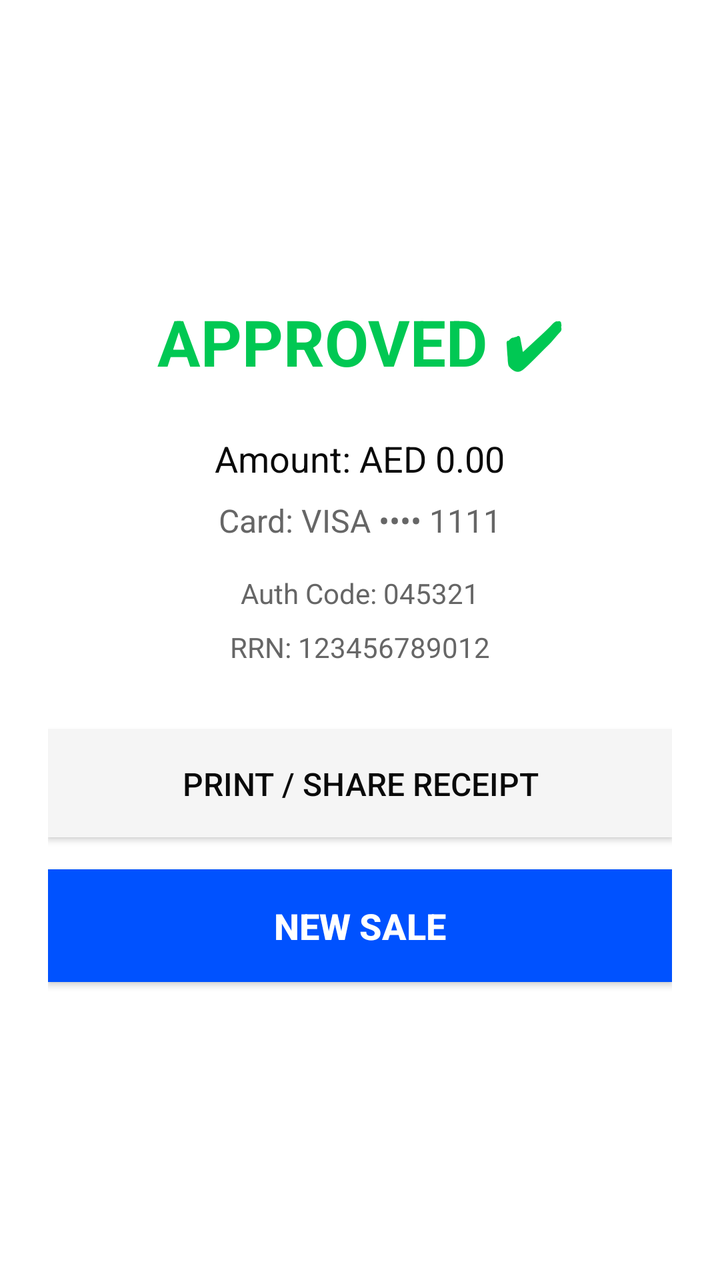
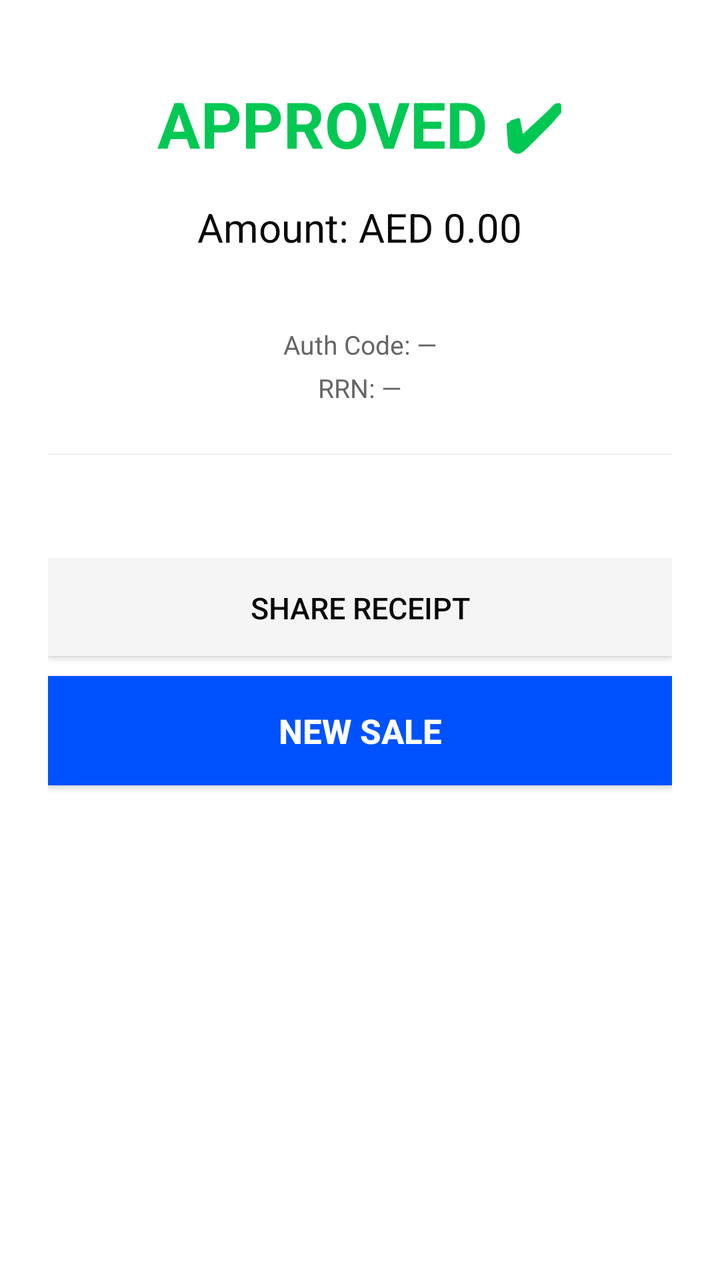

Compare the two renders of this Android layout. The source of the first and the diff that turns it into the second are given below.
<!-- AndroidManifest.xml: activity theme Theme.PrimeStackTapToPay -->
<!-- res/layout/activity_result.xml -->
<?xml version="1.0" encoding="utf-8"?>
<LinearLayout xmlns:android="http://schemas.android.com/apk/res/android"
    android:layout_width="match_parent"
    android:layout_height="match_parent"
    android:background="@color/white"
    android:orientation="vertical"
    android:padding="24dp"
    android:gravity="center">

    <TextView
        android:id="@+id/tvResultStatus"
        android:layout_width="wrap_content"
        android:layout_height="wrap_content"
        android:text="APPROVED ✔"
        android:textSize="32sp"
        android:textStyle="bold"
        android:textColor="@color/primestack_success" />

    <TextView
        android:id="@+id/tvAmount"
        android:layout_width="wrap_content"
        android:layout_height="wrap_content"
        android:text="Amount: AED 0.00"
        android:textSize="18sp"
        android:textColor="@color/primestack_secondary"
        android:layout_marginTop="24dp" />

    <TextView
        android:id="@+id/tvCardInfo"
        android:layout_width="wrap_content"
        android:layout_height="wrap_content"
        android:text="Card: VISA •••• 1111"
        android:textSize="16sp"
        android:textColor="@color/primestack_gray"
        android:layout_marginTop="8dp" />

    <TextView
        android:id="@+id/tvAuthCode"
        android:layout_width="wrap_content"
        android:layout_height="wrap_content"
        android:text="Auth Code: 045321"
        android:textSize="14sp"
        android:textColor="@color/primestack_gray"
        android:layout_marginTop="16dp" />

    <TextView
        android:id="@+id/tvRRN"
        android:layout_width="wrap_content"
        android:layout_height="wrap_content"
        android:text="RRN: 123456789012"
        android:textSize="14sp"
        android:textColor="@color/primestack_gray"
        android:layout_marginTop="8dp" />

    <Button
        android:id="@+id/btnPrintReceipt"
        android:layout_width="match_parent"
        android:layout_height="wrap_content"
        android:text="Print / Share Receipt"
        android:textSize="16sp"
        android:padding="16dp"
        android:background="@color/primestack_light_gray"
        android:textColor="@color/primestack_secondary"
        android:layout_marginTop="32dp" />

    <Button
        android:id="@+id/btnNewSale"
        android:layout_width="match_parent"
        android:layout_height="wrap_content"
        android:text="New Sale"
        android:textSize="18sp"
        android:textStyle="bold"
        android:padding="16dp"
        android:background="@color/primestack_primary"
        android:textColor="@color/white"
        android:layout_marginTop="16dp" />

</LinearLayout>
<!-- resources referenced by this layout -->
<resources>
  <color name="primestack_gray">#666666</color>
  <color name="primestack_light_gray">#F5F5F5</color>
  <color name="primestack_primary">#0052FF</color>
  <color name="primestack_secondary">#0A0A0A</color>
  <color name="primestack_success">#00C853</color>
  <color name="white">#FFFFFFFF</color>
  <style name="Theme.PrimeStackTapToPay" parent="Theme.MaterialComponents.DayNight.DarkActionBar">
          
          <item name="colorPrimary">@color/purple_500</item>
          <item name="colorPrimaryVariant">@color/purple_700</item>
          <item name="colorOnPrimary">@color/white</item>
          
          <item name="colorSecondary">@color/teal_200</item>
          <item name="colorSecondaryVariant">@color/teal_700</item>
          <item name="colorOnSecondary">@color/black</item>
          
          <item name="android:statusBarColor">?attr/colorPrimaryVariant</item>
          
      </style>
  <color name="purple_500">#0052FF</color>
  <color name="purple_700">#0039B3</color>
  <color name="teal_200">#00D1FF</color>
  <color name="teal_700">#0099CC</color>
  <color name="black">#FF000000</color>
</resources>

<!-- the commit's change to res/layout/activity_result.xml (unified diff, before → after) -->
@@ -1,78 +1,155 @@
 <?xml version="1.0" encoding="utf-8"?>
-<LinearLayout xmlns:android="http://schemas.android.com/apk/res/android"
+<ScrollView xmlns:android="http://schemas.android.com/apk/res/android"
     android:layout_width="match_parent"
     android:layout_height="match_parent"
-    android:background="@color/white"
-    android:orientation="vertical"
-    android:padding="24dp"
-    android:gravity="center">
+    android:background="@color/white">
 
-    <TextView
-        android:id="@+id/tvResultStatus"
-        android:layout_width="wrap_content"
-        android:layout_height="wrap_content"
-        android:text="APPROVED ✔"
-        android:textSize="32sp"
-        android:textStyle="bold"
-        android:textColor="@color/primestack_success" />
-
-    <TextView
-        android:id="@+id/tvAmount"
-        android:layout_width="wrap_content"
-        android:layout_height="wrap_content"
-        android:text="Amount: AED 0.00"
-        android:textSize="18sp"
-        android:textColor="@color/primestack_secondary"
-        android:layout_marginTop="24dp" />
-
-    <TextView
-        android:id="@+id/tvCardInfo"
-        android:layout_width="wrap_content"
-        android:layout_height="wrap_content"
-        android:text="Card: VISA •••• 1111"
-        android:textSize="16sp"
-        android:textColor="@color/primestack_gray"
-        android:layout_marginTop="8dp" />
-
-    <TextView
-        android:id="@+id/tvAuthCode"
-        android:layout_width="wrap_content"
-        android:layout_height="wrap_content"
-        android:text="Auth Code: 045321"
-        android:textSize="14sp"
-        android:textColor="@color/primestack_gray"
-        android:layout_marginTop="16dp" />
-
-    <TextView
-        android:id="@+id/tvRRN"
-        android:layout_width="wrap_content"
-        android:layout_height="wrap_content"
-        android:text="RRN: 123456789012"
-        android:textSize="14sp"
-        android:textColor="@color/primestack_gray"
-        android:layout_marginTop="8dp" />
-
-    <Button
-        android:id="@+id/btnPrintReceipt"
+    <LinearLayout
         android:layout_width="match_parent"
         android:layout_height="wrap_content"
-        android:text="Print / Share Receipt"
-        android:textSize="16sp"
-        android:padding="16dp"
-        android:background="@color/primestack_light_gray"
-        android:textColor="@color/primestack_secondary"
-        android:layout_marginTop="32dp" />
+        android:orientation="vertical"
+        android:padding="24dp"
+        android:gravity="center_horizontal">
 
-    <Button
-        android:id="@+id/btnNewSale"
-        android:layout_width="match_parent"
-        android:layout_height="wrap_content"
-        android:text="New Sale"
-        android:textSize="18sp"
-        android:textStyle="bold"
-        android:padding="16dp"
-        android:background="@color/primestack_primary"
-        android:textColor="@color/white"
-        android:layout_marginTop="16dp" />
+        
+        <TextView
+            android:id="@+id/tvResultStatus"
+            android:layout_width="wrap_content"
+            android:layout_height="wrap_content"
+            android:text="APPROVED ✔"
+            android:textSize="32sp"
+            android:textStyle="bold"
+            android:textColor="@color/primestack_success"
+            android:layout_marginTop="16dp" />
 
-</LinearLayout>
+        
+        <TextView
+            android:id="@+id/tvAmount"
+            android:layout_width="wrap_content"
+            android:layout_height="wrap_content"
+            android:text="Amount: AED 0.00"
+            android:textSize="20sp"
+            android:textColor="@color/primestack_secondary"
+            android:layout_marginTop="16dp" />
+
+        
+        <TextView
+            android:id="@+id/tvCardInfo"
+            android:layout_width="wrap_content"
+            android:layout_height="wrap_content"
+            android:text=""
+            android:textSize="15sp"
+            android:textColor="@color/primestack_gray"
+            android:layout_marginTop="8dp" />
+
+        
+        <TextView
+            android:id="@+id/tvAuthCode"
+            android:layout_width="wrap_content"
+            android:layout_height="wrap_content"
+            android:text="Auth Code: —"
+            android:textSize="13sp"
+            android:textColor="@color/primestack_gray"
+            android:layout_marginTop="8dp" />
+
+        <TextView
+            android:id="@+id/tvRRN"
+            android:layout_width="wrap_content"
+            android:layout_height="wrap_content"
+            android:text="RRN: —"
+            android:textSize="13sp"
+            android:textColor="@color/primestack_gray"
+            android:layout_marginTop="4dp" />
+
+        
+        <View
+            android:layout_width="match_parent"
+            android:layout_height="1dp"
+            android:background="@color/primestack_light_gray"
+            android:layout_marginTop="24dp"
+            android:layout_marginBottom="24dp" />
+
+        
+        <LinearLayout
+            android:id="@+id/stnBox"
+            android:layout_width="match_parent"
+            android:layout_height="wrap_content"
+            android:background="@color/primestack_primary"
+            android:orientation="vertical"
+            android:padding="20dp"
+            android:gravity="center"
+            android:visibility="gone">
+
+            <TextView
+                android:layout_width="wrap_content"
+                android:layout_height="wrap_content"
+                android:text="STN CODE"
+                android:textColor="#CCFFFFFF"
+                android:textSize="12sp"
+                android:textStyle="bold"
+                android:letterSpacing="0.15" />
+
+            <TextView
+                android:id="@+id/tvSTNCode"
+                android:layout_width="wrap_content"
+                android:layout_height="wrap_content"
+                android:text="000000"
+                android:textColor="@color/white"
+                android:textSize="40sp"
+                android:textStyle="bold"
+                android:fontFamily="monospace"
+                android:letterSpacing="0.3"
+                android:layout_marginTop="4dp" />
+
+            <TextView
+                android:layout_width="wrap_content"
+                android:layout_height="wrap_content"
+                android:text="Keep this code — needed for payout withdrawal"
+                android:textColor="#CCFFFFFF"
+                android:textSize="11sp"
+                android:gravity="center"
+                android:layout_marginTop="8dp" />
+
+        </LinearLayout>
+
+        
+        <TextView
+            android:id="@+id/tvOfflineNotice"
+            android:layout_width="match_parent"
+            android:layout_height="wrap_content"
+            android:text="Stored offline — will sync when connected"
+            android:textColor="@color/primestack_danger"
+            android:textSize="13sp"
+            android:gravity="center"
+            android:padding="12dp"
+            android:background="@color/primestack_light_gray"
+            android:visibility="gone"
+            android:layout_marginTop="12dp" />
+
+        
+        <Button
+            android:id="@+id/btnPrintReceipt"
+            android:layout_width="match_parent"
+            android:layout_height="wrap_content"
+            android:text="Share Receipt"
+            android:textSize="15sp"
+            android:padding="14dp"
+            android:background="@color/primestack_light_gray"
+            android:textColor="@color/primestack_secondary"
+            android:layout_marginTop="28dp" />
+
+        <Button
+            android:id="@+id/btnNewSale"
+            android:layout_width="match_parent"
+            android:layout_height="wrap_content"
+            android:text="New Sale"
+            android:textSize="17sp"
+            android:textStyle="bold"
+            android:padding="16dp"
+            android:background="@color/primestack_primary"
+            android:textColor="@color/white"
+            android:layout_marginTop="10dp"
+            android:layout_marginBottom="16dp" />
+
+    </LinearLayout>
+</ScrollView>
<!-- resource entries referenced after the edit -->
@@ -1,5 +1,6 @@
 <!-- resources referenced by this layout -->
 <resources>
+  <color name="primestack_danger">#D50000</color>
   <color name="primestack_gray">#666666</color>
   <color name="primestack_light_gray">#F5F5F5</color>
   <color name="primestack_primary">#0052FF</color>
